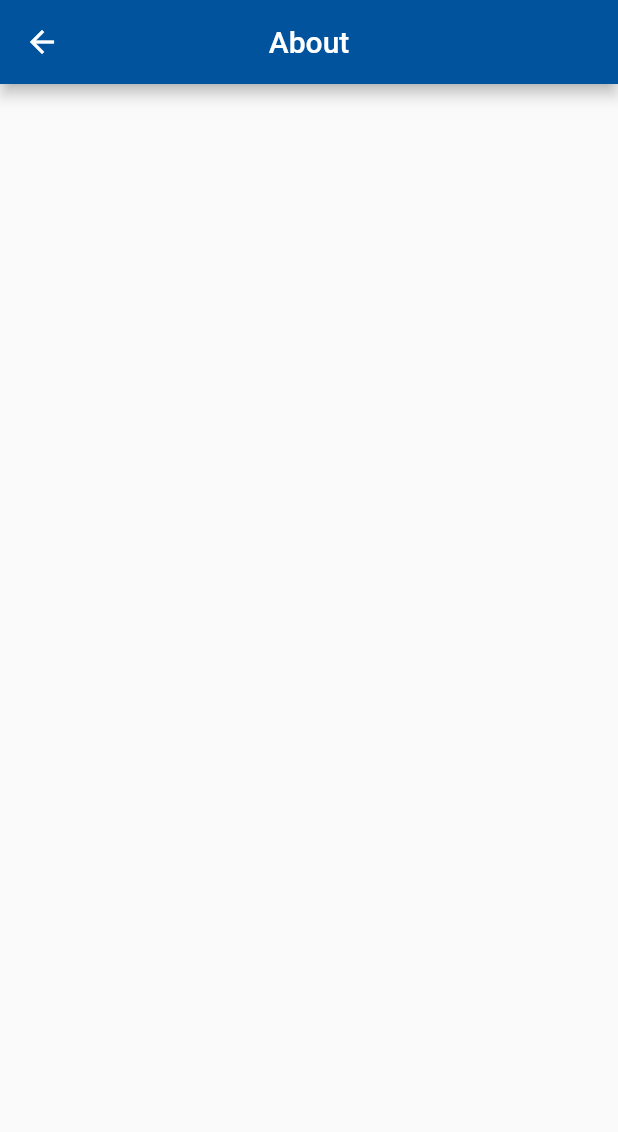
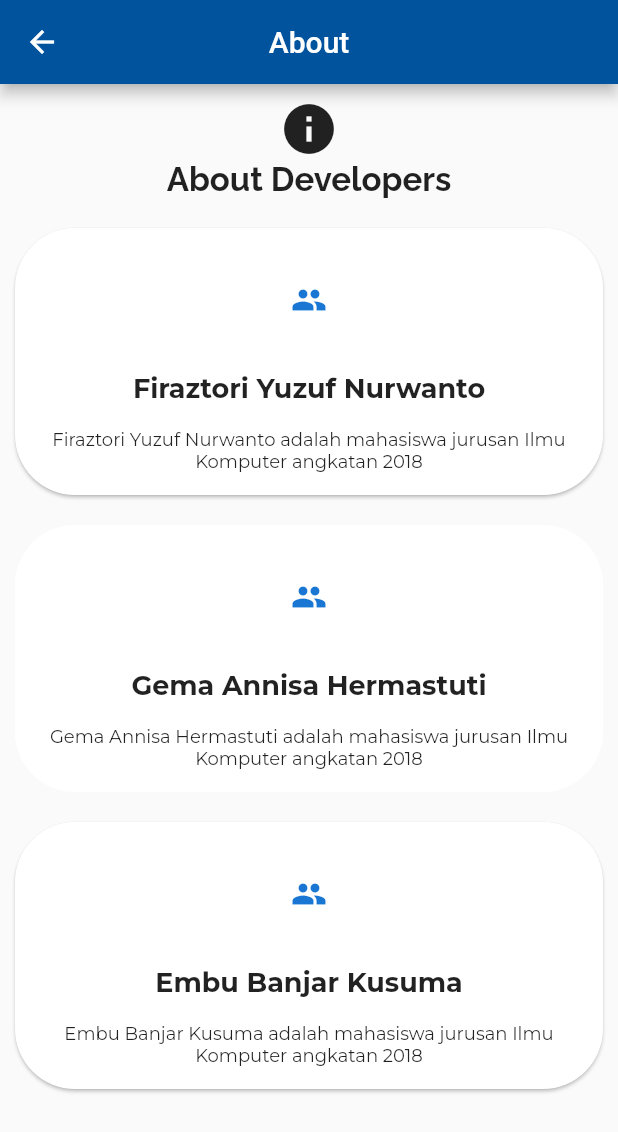
Before and after one commit to firazyn/praca, a Flutter app: the AboutPage screen opened directly, on a phone screen of 412 x 824 dp. Shown: the top 1132 px of the screen. Run offline on Flutter 3.47's test engine with Material 2 defaults, Android fonts, the phone set to English and light mode, and no system bars; our stand-ins replace geolocator, google_fonts; missing offline and left inert: dart:js; generated files the repository leaves out were written again; project files that could hold a hidden picture were left out.

Commit message:
adding about page

```diff
--- a/lib/l10n/app_en.arb
+++ b/lib/l10n/app_en.arb
@@ -14,5 +14,5 @@
   "week": "7-DAYS-FORWARD",
   "@week":{
     "description": "Weekly weather"
-  },
+  }
 }
--- a/lib/view_main/menu_item.dart
+++ b/lib/view_main/menu_item.dart
@@ -1,4 +1,5 @@
 import 'package:flutter/material.dart';
+import 'package:google_fonts/google_fonts.dart';
 
 class MenuItem {
   final String text;
@@ -46,5 +47,128 @@ class AboutPage extends StatelessWidget {
           centerTitle: true,
           backgroundColor: Color(0xff00539c),
         ),
+        body: ListView.builder(
+            itemCount: 1,
+            itemBuilder: (BuildContext ctxt, int index) {
+              return Container(
+                // color: Color(0xff00539c),
+                width: 200,
+                child: Column(
+                  mainAxisAlignment: MainAxisAlignment.spaceEvenly,
+                  children: <Widget>[
+                    Padding(
+                      padding: const EdgeInsets.only(top: 10),
+                      child: Icon(
+                        Icons.info,
+                        size: 40,
+                      ),
+                    ),
+                    Padding(
+                      padding: const EdgeInsets.only(bottom: 10),
+                      child: Text("About Developers",
+                          style: GoogleFonts.raleway(
+                              fontSize: 22, fontWeight: FontWeight.bold)),
+                    ),
+                    Card(
+                        shape: RoundedRectangleBorder(
+                            borderRadius: BorderRadius.circular(40)),
+                        // color: Colors.cyan,
+                        margin: EdgeInsets.all(10),
+                        child: Center(
+                            child: Column(
+                                mainAxisAlignment:
+                                    MainAxisAlignment.spaceEvenly,
+                                children: [
+                              Padding(
+                                padding: const EdgeInsets.all(8.0),
+                                child: CircleAvatar(
+                                  backgroundColor: Colors.white,
+                                  radius: 40,
+                                  child: Icon(Icons.people),
+                                ),
+                              ),
+                              Text("Firaztori Yuzuf Nurwanto",
+                                  style: GoogleFonts.montserrat(
+                                      fontSize: 18,
+                                      fontWeight: FontWeight.bold)),
+                              Padding(
+                                padding: const EdgeInsets.all(15),
+                                child: Text(
+                                    "Firaztori Yuzuf Nurwanto adalah mahasiswa jurusan Ilmu Komputer angkatan 2018",
+                                    style: GoogleFonts.montserrat(fontSize: 12
+                                        // fontWeight: FontWeight.bold,
+                                        ),
+                                    textAlign: TextAlign.center),
+                              )
+                            ]))),
+                    Card(
+                      elevation: 0,
+                      shape: RoundedRectangleBorder(
+                          borderRadius: BorderRadius.circular(40)),
+                      // color: Colors.orange,
+                      margin: EdgeInsets.all(10),
+                      child: Center(
+                          child: Column(
+                        mainAxisAlignment: MainAxisAlignment.spaceEvenly,
+                        children: [
+                          Padding(
+                            padding: const EdgeInsets.all(8.0),
+                            child: CircleAvatar(
+                              backgroundColor: Colors.white,
+                              radius: 40,
+                              child: Icon(Icons.people),
+                            ),
+                          ),
+                          Text("Gema Annisa Hermastuti",
+                              style: GoogleFonts.montserrat(
+                                  fontSize: 18, fontWeight: FontWeight.bold)),
+                          Padding(
+                            padding: const EdgeInsets.all(15),
+                            child: Text(
+                                "Gema Annisa Hermastuti adalah mahasiswa jurusan Ilmu Komputer angkatan 2018",
+                                style: GoogleFonts.montserrat(fontSize: 12
+                                    // fontWeight: FontWeight.bold,
+                                    ),
+                                textAlign: TextAlign.center),
+                          )
+                        ],
+                      )),
+                    ),
+                    Card(
+                      shape: RoundedRectangleBorder(
+                          borderRadius: BorderRadius.circular(40)),
+                      // color: Colors.lime,
+                      margin: EdgeInsets.all(10),
+                      child: Center(
+                          child: Column(
+                        mainAxisAlignment: MainAxisAlignment.spaceEvenly,
+                        children: [
+                          Padding(
+                            padding: const EdgeInsets.all(8.0),
+                            child: CircleAvatar(
+                              backgroundColor: Colors.white,
+                              radius: 40,
+                              child: Icon(Icons.people),
+                            ),
+                          ),
+                          Text("Embu Banjar Kusuma",
+                              style: GoogleFonts.montserrat(
+                                  fontSize: 18, fontWeight: FontWeight.bold)),
+                          Padding(
+                            padding: const EdgeInsets.all(15),
+                            child: Text(
+                                "Embu Banjar Kusuma adalah mahasiswa jurusan Ilmu Komputer angkatan 2018",
+                                style: GoogleFonts.montserrat(fontSize: 12
+                                    // fontWeight: FontWeight.bold,
+                                    ),
+                                textAlign: TextAlign.center),
+                          )
+                        ],
+                      )),
+                    ),
+                  ],
+                ),
+              );
+            }),
       );
 }
```
